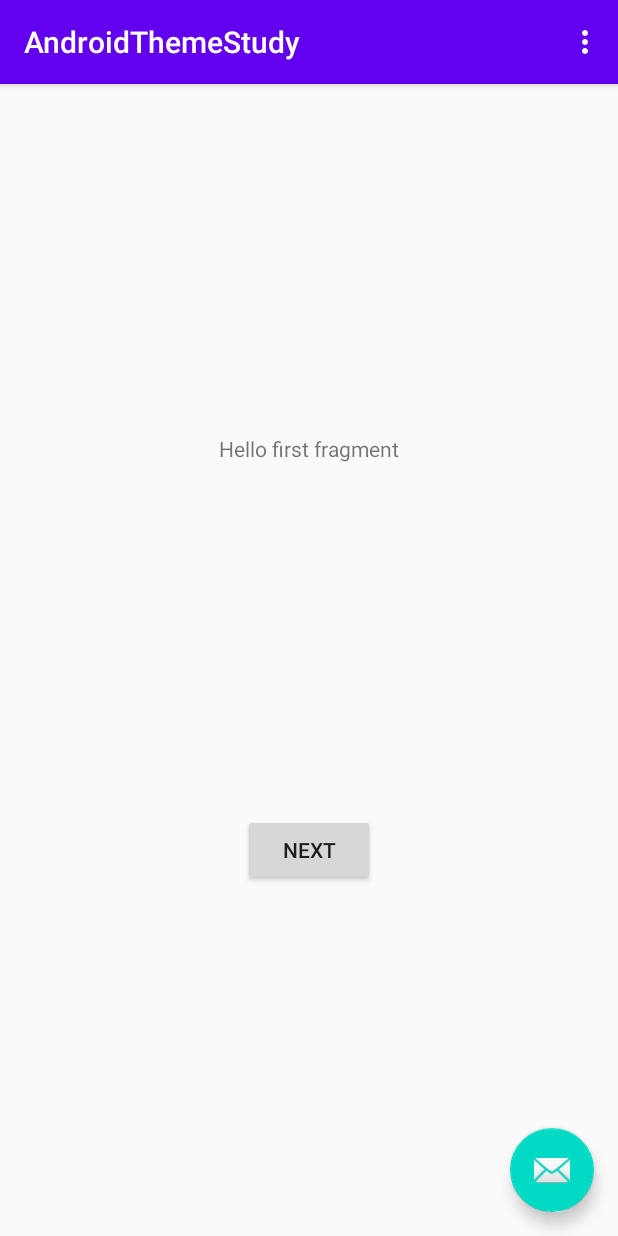
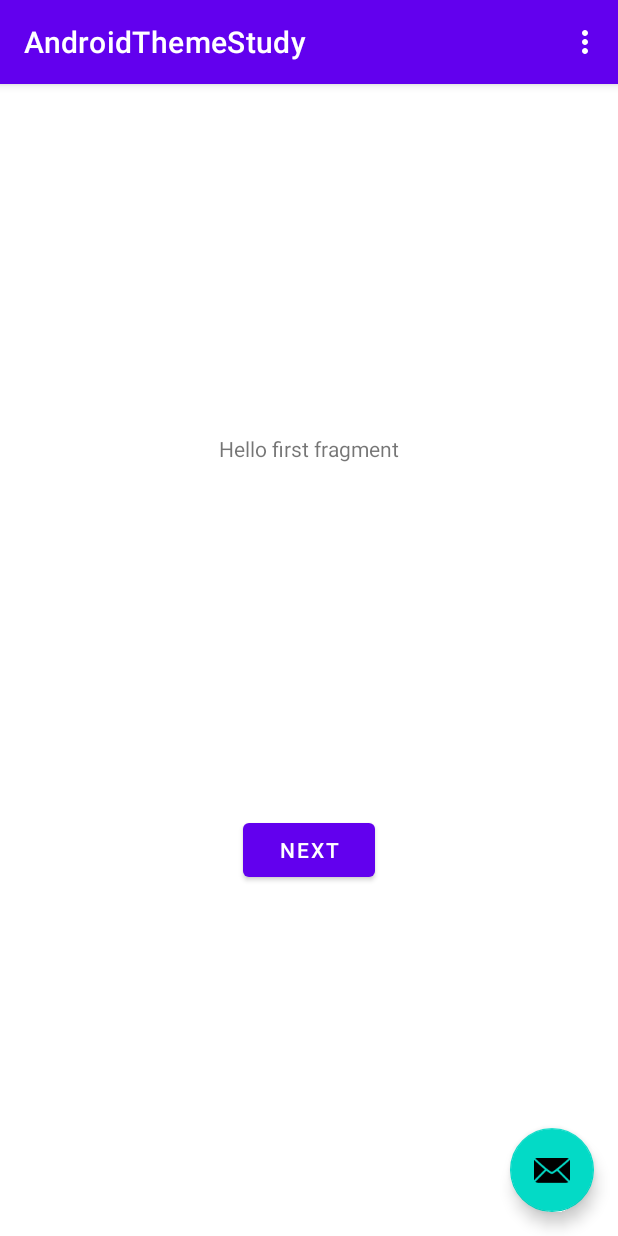
Before and after one commit to rmakiyama/android-theme-study, an Android app: the screen it shows after launch (MainActivity), on a phone screen of 412 x 824 dp. Run offline under Robolectric (Android 15) with nearby library versions, the phone set to English and light mode, and no system bars; our stand-ins replace data binding.

Commit message:
set up material theme

```diff
--- a/app/src/main/AndroidManifest.xml
+++ b/app/src/main/AndroidManifest.xml
@@ -8,11 +8,11 @@
         android:label="@string/app_name"
         android:roundIcon="@mipmap/ic_launcher_round"
         android:supportsRtl="true"
-        android:theme="@style/AppTheme">
+        android:theme="@style/ThemeStudy">
         <activity
             android:name=".MainActivity"
             android:label="@string/app_name"
-            android:theme="@style/AppTheme.NoActionBar">
+            android:theme="@style/ThemeStudy">
             <intent-filter>
                 <action android:name="android.intent.action.MAIN"/>
 
--- a/app/src/main/res/values/styles.xml
+++ b/app/src/main/res/values/styles.xml
@@ -1,20 +1 @@
-<resources>
-
-    <!-- Base application theme. -->
-    <style name="AppTheme" parent="Theme.AppCompat.Light.DarkActionBar">
-        <!-- Customize your theme here. -->
-        <item name="colorPrimary">@color/colorPrimary</item>
-        <item name="colorPrimaryDark">@color/colorPrimaryDark</item>
-        <item name="colorAccent">@color/colorAccent</item>
-    </style>
-
-    <style name="AppTheme.NoActionBar">
-        <item name="windowActionBar">false</item>
-        <item name="windowNoTitle">true</item>
-    </style>
-
-    <style name="AppTheme.AppBarOverlay" parent="ThemeOverlay.AppCompat.Dark.ActionBar"/>
-
-    <style name="AppTheme.PopupOverlay" parent="ThemeOverlay.AppCompat.Light"/>
-
-</resources>
+<resources></resources>
--- /dev/null
+++ b/app/src/main/res/values/theme.xml
@@ -0,0 +1,14 @@
+<?xml version="1.0" encoding="utf-8"?>
+<resources>
+    <style name="Base.ThemeStudy" parent="Theme.MaterialComponents.Light.NoActionBar">
+        <item name="colorPrimary">@color/colorPrimary</item>
+        <item name="colorPrimaryDark">@color/colorPrimaryDark</item>
+        <item name="colorAccent">@color/colorAccent</item>
+    </style>
+
+    <style name="ThemeStudy" parent="Base.ThemeStudy"/>
+
+    <style name="AppTheme.AppBarOverlay" parent="ThemeOverlay.MaterialComponents.Dark.ActionBar"/>
+
+    <style name="AppTheme.PopupOverlay" parent="ThemeOverlay.MaterialComponents.Light"/>
+</resources>
```
